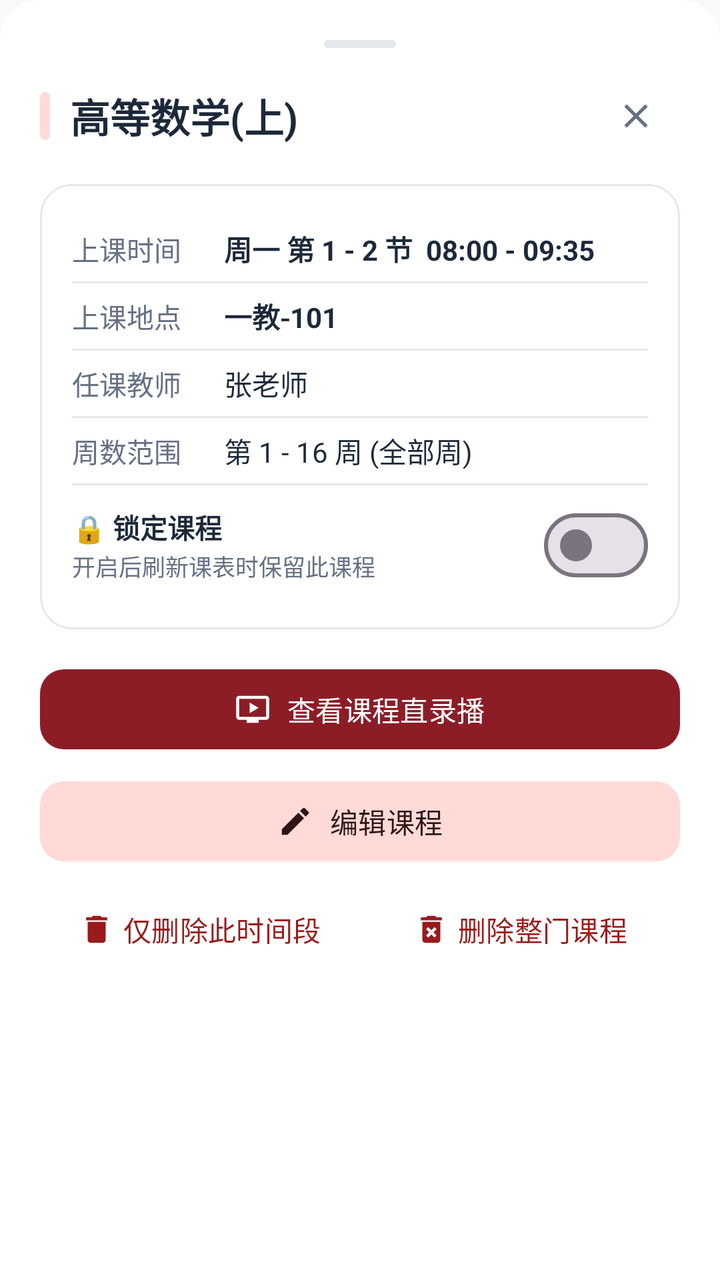
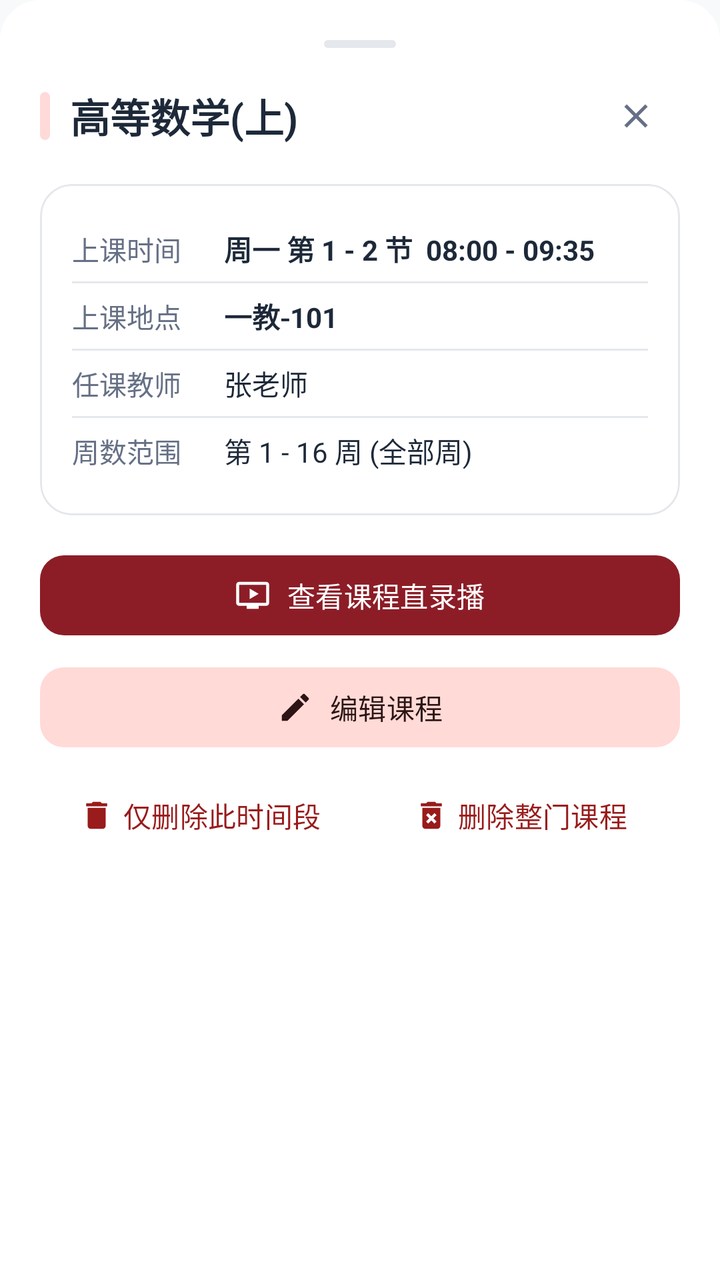

Before-and-after screenshots of an Android layout around one commit, followed by the original layout XML and the change that was made.
<!-- AndroidManifest.xml: application theme Theme.UsstJwgl -->
<!-- res/layout/dialog_course_detail_wakeup.xml -->
<?xml version="1.0" encoding="utf-8"?>
<LinearLayout xmlns:android="http://schemas.android.com/apk/res/android"
    xmlns:app="http://schemas.android.com/apk/res-auto"
    android:layout_width="match_parent"
    android:layout_height="wrap_content"
    android:orientation="vertical"
    android:background="@drawable/bottom_sheet_bg"
    android:padding="20dp">

    
    <View
        android:layout_width="36dp"
        android:layout_height="4dp"
        android:layout_gravity="center_horizontal"
        android:layout_marginBottom="16dp"
        android:background="@drawable/drag_handle" />

    
    <LinearLayout
        android:layout_width="match_parent"
        android:layout_height="wrap_content"
        android:orientation="horizontal"
        android:gravity="center_vertical">

        <View
            android:id="@+id/viewCourseColor"
            android:layout_width="5dp"
            android:layout_height="24dp"
            android:layout_marginEnd="10dp"
            android:background="@drawable/badge_bg" />

        <TextView
            android:id="@+id/tvCourseTitle"
            android:layout_width="0dp"
            android:layout_height="wrap_content"
            android:layout_weight="1"
            android:text="高等数学(上)"
            android:textColor="@color/text_primary"
            android:textSize="20sp"
            android:textStyle="bold" />

        <com.google.android.material.button.MaterialButton
            android:id="@+id/btnClose"
            style="@style/Widget.Material3.Button.IconButton"
            android:layout_width="36dp"
            android:layout_height="36dp"
            android:padding="0dp"
            app:icon="@drawable/ic_close"
            app:iconTint="@color/text_secondary" />
    </LinearLayout>

    
    <com.google.android.material.card.MaterialCardView
        android:layout_width="match_parent"
        android:layout_height="wrap_content"
        android:layout_marginTop="16dp"
        app:cardBackgroundColor="@color/surface"
        app:cardCornerRadius="16dp"
        app:cardElevation="0dp"
        app:strokeColor="@color/border"
        app:strokeWidth="1dp">

        <LinearLayout
            android:layout_width="match_parent"
            android:layout_height="wrap_content"
            android:orientation="vertical"
            android:padding="16dp">

            
            <LinearLayout
                android:layout_width="match_parent"
                android:layout_height="wrap_content"
                android:gravity="center_vertical"
                android:orientation="horizontal"
                android:paddingVertical="6dp">

                <TextView
                    android:layout_width="76dp"
                    android:layout_height="wrap_content"
                    android:text="上课时间"
                    android:textColor="@color/text_secondary"
                    android:textSize="13.5sp" />

                <TextView
                    android:id="@+id/tvDetailTime"
                    android:layout_width="0dp"
                    android:layout_height="wrap_content"
                    android:layout_weight="1"
                    android:text="周一 第 1 - 2 节  08:00 - 09:35"
                    android:textColor="@color/text_primary"
                    android:textSize="14sp"
                    android:textStyle="bold" />
            </LinearLayout>

            <View
                android:layout_width="match_parent"
                android:layout_height="1dp"
                android:background="@color/border" />

            
            <LinearLayout
                android:layout_width="match_parent"
                android:layout_height="wrap_content"
                android:gravity="center_vertical"
                android:orientation="horizontal"
                android:paddingVertical="6dp">

                <TextView
                    android:layout_width="76dp"
                    android:layout_height="wrap_content"
                    android:text="上课地点"
                    android:textColor="@color/text_secondary"
                    android:textSize="13.5sp" />

                <TextView
                    android:id="@+id/tvDetailRoom"
                    android:layout_width="0dp"
                    android:layout_height="wrap_content"
                    android:layout_weight="1"
                    android:text="一教-101"
                    android:textColor="@color/text_primary"
                    android:textSize="14sp"
                    android:textStyle="bold" />
            </LinearLayout>

            <View
                android:layout_width="match_parent"
                android:layout_height="1dp"
                android:background="@color/border" />

            
            <LinearLayout
                android:layout_width="match_parent"
                android:layout_height="wrap_content"
                android:gravity="center_vertical"
                android:orientation="horizontal"
                android:paddingVertical="6dp">

                <TextView
                    android:layout_width="76dp"
                    android:layout_height="wrap_content"
                    android:text="任课教师"
                    android:textColor="@color/text_secondary"
                    android:textSize="13.5sp" />

                <TextView
                    android:id="@+id/tvDetailTeacher"
                    android:layout_width="0dp"
                    android:layout_height="wrap_content"
                    android:layout_weight="1"
                    android:text="张老师"
                    android:textColor="@color/text_primary"
                    android:textSize="14sp" />
            </LinearLayout>

            <View
                android:layout_width="match_parent"
                android:layout_height="1dp"
                android:background="@color/border" />

            
            <LinearLayout
                android:layout_width="match_parent"
                android:layout_height="wrap_content"
                android:gravity="center_vertical"
                android:orientation="horizontal"
                android:paddingVertical="6dp">

                <TextView
                    android:layout_width="76dp"
                    android:layout_height="wrap_content"
                    android:text="周数范围"
                    android:textColor="@color/text_secondary"
                    android:textSize="13.5sp" />

                <TextView
                    android:id="@+id/tvDetailWeeks"
                    android:layout_width="0dp"
                    android:layout_height="wrap_content"
                    android:layout_weight="1"
                    android:text="第 1 - 16 周 (全部周)"
                    android:textColor="@color/text_primary"
                    android:textSize="14sp" />
            </LinearLayout>

            <View
                android:layout_width="match_parent"
                android:layout_height="1dp"
                android:background="@color/border" />

            
            <LinearLayout
                android:id="@+id/rowDetailLock"
                android:layout_width="match_parent"
                android:layout_height="wrap_content"
                android:gravity="center_vertical"
                android:orientation="horizontal"
                android:paddingTop="6dp"
                android:paddingBottom="2dp">

                <LinearLayout
                    android:layout_width="0dp"
                    android:layout_height="wrap_content"
                    android:layout_weight="1"
                    android:orientation="vertical">

                    <TextView
                        android:id="@+id/tvDetailLockTitle"
                        android:layout_width="wrap_content"
                        android:layout_height="wrap_content"
                        android:text="🔒 锁定课程"
                        android:textColor="@color/text_primary"
                        android:textSize="13.5sp"
                        android:textStyle="bold" />

                    <TextView
                        android:id="@+id/tvDetailLockDesc"
                        android:layout_width="wrap_content"
                        android:layout_height="wrap_content"
                        android:layout_marginTop="1dp"
                        android:text="开启后刷新课表时保留此课程"
                        android:textColor="@color/text_secondary"
                        android:textSize="11.5sp" />
                </LinearLayout>

                <com.google.android.material.materialswitch.MaterialSwitch
                    android:id="@+id/switchDetailLock"
                    android:layout_width="wrap_content"
                    android:layout_height="wrap_content" />
            </LinearLayout>

        </LinearLayout>
    </com.google.android.material.card.MaterialCardView>

    
    <com.google.android.material.card.MaterialCardView
        android:id="@+id/cardTronClassLink"
        android:layout_width="match_parent"
        android:layout_height="wrap_content"
        android:layout_marginTop="12dp"
        android:visibility="gone"
        app:cardBackgroundColor="@color/surface"
        app:cardCornerRadius="16dp"
        app:cardElevation="0dp"
        app:strokeColor="@color/border"
        app:strokeWidth="1dp">

        <LinearLayout
            android:layout_width="match_parent"
            android:layout_height="wrap_content"
            android:orientation="horizontal"
            android:gravity="center_vertical"
            android:paddingHorizontal="16dp"
            android:paddingVertical="12dp">

            <ImageView
                android:layout_width="24dp"
                android:layout_height="24dp"
                android:src="@drawable/ic_school"
                app:tint="@color/primary" />

            <LinearLayout
                android:layout_width="0dp"
                android:layout_height="wrap_content"
                android:layout_weight="1"
                android:layout_marginStart="12dp"
                android:layout_marginEnd="8dp"
                android:orientation="vertical">

                <TextView
                    android:id="@+id/tvTronClassLinkTitle"
                    android:layout_width="match_parent"
                    android:layout_height="wrap_content"
                    android:ellipsize="end"
                    android:maxLines="1"
                    android:text="进入一网畅学"
                    android:textColor="@color/text_primary"
                    android:textSize="14sp"
                    android:textStyle="bold" />

                <TextView
                    android:id="@+id/tvTronClassLinkSub"
                    android:layout_width="match_parent"
                    android:layout_height="wrap_content"
                    android:layout_marginTop="2dp"
                    android:ellipsize="end"
                    android:maxLines="1"
                    android:text="当前暂无待办事项"
                    android:textColor="@color/text_secondary"
                    android:textSize="12sp" />
            </LinearLayout>

            <ImageView
                android:layout_width="16dp"
                android:layout_height="16dp"
                android:src="@drawable/ic_chevron_right"
                app:tint="@color/text_secondary" />
        </LinearLayout>
    </com.google.android.material.card.MaterialCardView>

    
    <LinearLayout
        android:layout_width="match_parent"
        android:layout_height="wrap_content"
        android:layout_marginTop="16dp"
        android:orientation="vertical">

        <com.google.android.material.button.MaterialButton
            android:id="@+id/btnOpenCourseLive"
            android:layout_width="match_parent"
            android:layout_height="48dp"
            android:text="查看课程直录播"
            app:cornerRadius="12dp"
            app:icon="@drawable/ic_live_video"
            app:iconGravity="textStart" />

        <com.google.android.material.button.MaterialButton
            android:id="@+id/btnEditCourse"
            style="@style/Widget.Material3.Button.TonalButton"
            android:layout_width="match_parent"
            android:layout_height="48dp"
            android:layout_marginTop="8dp"
            android:text="编辑课程"
            app:cornerRadius="12dp"
            app:icon="@drawable/ic_edit"
            app:iconGravity="textStart" />

        <LinearLayout
            android:layout_width="match_parent"
            android:layout_height="wrap_content"
            android:layout_marginTop="8dp"
            android:orientation="horizontal">

            <com.google.android.material.button.MaterialButton
                android:id="@+id/btnDeleteSlot"
                style="@style/Widget.Material3.Button.TextButton"
                android:layout_width="0dp"
                android:layout_height="44dp"
                android:layout_weight="1"
                android:text="仅删除此时间段"
                android:textColor="@color/grade_red_text"
                app:icon="@drawable/ic_delete"
                app:iconTint="@color/grade_red_text"
                app:iconGravity="textStart" />

            <com.google.android.material.button.MaterialButton
                android:id="@+id/btnDeleteCourse"
                style="@style/Widget.Material3.Button.TextButton"
                android:layout_width="0dp"
                android:layout_height="44dp"
                android:layout_weight="1"
                android:text="删除整门课程"
                android:textColor="@color/grade_red_text"
                app:icon="@drawable/ic_delete_forever"
                app:iconTint="@color/grade_red_text"
                app:iconGravity="textStart" />
        </LinearLayout>

    </LinearLayout>

</LinearLayout>
<!-- resources referenced by this layout -->
<resources>
  <color name="border">#E4E7EC</color>
  <color name="grade_red_text">#991B1B</color>
  <color name="primary">#8C1D27</color>
  <color name="surface">#FFFFFF</color>
  <color name="text_primary">#1D2939</color>
  <color name="text_secondary">#667085</color>
  <!-- drawable badge_bg (drawable) -->
  <?xml version="1.0" encoding="utf-8"?>
  <shape xmlns:android="http://schemas.android.com/apk/res/android"
      android:shape="rectangle">
      <corners android:radius="12dp" />
      <solid android:color="@color/badge_bg" />
  </shape>
  <!-- drawable bottom_sheet_bg (drawable) -->
  <?xml version="1.0" encoding="utf-8"?>
  <shape xmlns:android="http://schemas.android.com/apk/res/android"
      android:shape="rectangle">
      <solid android:color="@color/surface" />
      <corners
          android:topLeftRadius="20dp"
          android:topRightRadius="20dp"
          android:bottomLeftRadius="0dp"
          android:bottomRightRadius="0dp" />
  </shape>
  <!-- drawable drag_handle (drawable) -->
  <?xml version="1.0" encoding="utf-8"?>
  <shape xmlns:android="http://schemas.android.com/apk/res/android">
      <solid android:color="@color/border" />
      <corners android:radius="2dp" />
  </shape>
  <!-- drawable ic_close (drawable) -->
  <vector xmlns:android="http://schemas.android.com/apk/res/android"
      android:width="24dp"
      android:height="24dp"
      android:viewportWidth="24"
      android:viewportHeight="24">
    <path
        android:fillColor="@color/text_primary"
        android:pathData="M19,6.41L17.59,5 12,10.59 6.41,5 5,6.41 10.59,12 5,17.59 6.41,19 12,13.41 17.59,19 19,17.59 13.41,12z"/>
  </vector>
  <!-- drawable ic_delete (drawable) -->
  <vector xmlns:android="http://schemas.android.com/apk/res/android"
      android:width="24dp"
      android:height="24dp"
      android:viewportWidth="24"
      android:viewportHeight="24">
    <path
        android:fillColor="@color/text_primary"
        android:pathData="M6,19c0,1.1 0.9,2 2,2h8c1.1,0 2,-0.9 2,-2V7H6v12zM19,4h-3.5l-1,-1h-5l-1,1H5v2h14V4z"/>
  </vector>
  <!-- drawable ic_edit (drawable) -->
  <vector xmlns:android="http://schemas.android.com/apk/res/android"
      android:width="24dp"
      android:height="24dp"
      android:viewportWidth="24"
      android:viewportHeight="24">
    <path
        android:fillColor="@color/text_primary"
        android:pathData="M3,17.25V21h3.75L17.81,9.94l-3.75,-3.75L3,17.25zM20.71,7.04c0.39,-0.39 0.39,-1.02 0,-1.41l-2.34,-2.34c-0.39,-0.39 -1.02,-0.39 -1.41,0l-1.83,1.83 3.75,3.75 1.83,-1.83z"/>
  </vector>
  <!-- drawable ic_live_video (drawable) -->
  <vector xmlns:android="http://schemas.android.com/apk/res/android"
      android:width="24dp"
      android:height="24dp"
      android:viewportWidth="24"
      android:viewportHeight="24">
      <path
          android:fillColor="#FF8C1D27"
          android:pathData="M21,3H3c-1.1,0 -2,0.9 -2,2v12c0,1.1 0.9,2 2,2h5v2h8v-2h5c1.1,0 2,-0.9 2,-2V5c0,-1.1 -0.9,-2 -2,-2zM21,17H3V5h18v12zM10,7.5v7l6,-3.5l-6,-3.5z" />
  </vector>
  <!-- drawable ic_school (drawable) -->
  <vector xmlns:android="http://schemas.android.com/apk/res/android"
      android:width="24dp"
      android:height="24dp"
      android:viewportWidth="24"
      android:viewportHeight="24">
    <path
        android:fillColor="@color/text_primary"
        android:pathData="M5,13.18v4L12,21l7,-3.82v-4L12,17l-7,-3.82zM12,3L1,9l11,6 9,-4.91V17h2V9L12,3z"/>
  </vector>
  <color name="badge_bg">#FFDAD8</color>
  <color name="on_primary">#FFFFFF</color>
  <color name="primary_container">#FFDAD8</color>
  <color name="on_primary_container">#3B080E</color>
  <color name="secondary">#775654</color>
  <color name="secondary_container">#FFDAD7</color>
  <color name="on_secondary_container">#2C1514</color>
  <color name="background">#F8F9FA</color>
  <!-- unchanged entries left out for length: 3 -->
</resources>

<!-- the commit's change to res/layout/dialog_course_detail_wakeup.xml (unified diff, before → after) -->
@@ -38,6 +38,20 @@
             android:textColor="@color/text_primary"
             android:textSize="20sp"
             android:textStyle="bold" />
+
+        <TextView
+            android:id="@+id/tvDetailExamType"
+            android:layout_width="wrap_content"
+            android:layout_height="wrap_content"
+            android:layout_marginStart="8dp"
+            android:layout_marginEnd="4dp"
+            android:paddingHorizontal="8dp"
+            android:paddingVertical="3dp"
+            android:text="考试"
+            android:textColor="@color/badge_text"
+            android:textSize="11.5sp"
+            android:textStyle="bold"
+            android:visibility="gone" />
 
         <com.google.android.material.button.MaterialButton
             android:id="@+id/btnClose"
@@ -184,49 +198,40 @@
             </LinearLayout>
 
             <View
+                android:id="@+id/dividerDetailClassCode"
                 android:layout_width="match_parent"
                 android:layout_height="1dp"
-                android:background="@color/border" />
-
-            
-            <LinearLayout
-                android:id="@+id/rowDetailLock"
-                android:layout_width="match_parent"
-                android:layout_height="wrap_content"
-                android:gravity="center_vertical"
-                android:orientation="horizontal"
-                android:paddingTop="6dp"
-                android:paddingBottom="2dp">
-
-                <LinearLayout
-                    android:layout_width="0dp"
-                    android:layout_height="wrap_content"
-                    android:layout_weight="1"
-                    android:orientation="vertical">
-
-                    <TextView
-                        android:id="@+id/tvDetailLockTitle"
-                        android:layout_width="wrap_content"
-                        android:layout_height="wrap_content"
-                        android:text="🔒 锁定课程"
-                        android:textColor="@color/text_primary"
-                        android:textSize="13.5sp"
-                        android:textStyle="bold" />
-
-                    <TextView
-                        android:id="@+id/tvDetailLockDesc"
-                        android:layout_width="wrap_content"
-                        android:layout_height="wrap_content"
-                        android:layout_marginTop="1dp"
-                        android:text="开启后刷新课表时保留此课程"
-                        android:textColor="@color/text_secondary"
-                        android:textSize="11.5sp" />
-                </LinearLayout>
-
-                <com.google.android.material.materialswitch.MaterialSwitch
-                    android:id="@+id/switchDetailLock"
-                    android:layout_width="wrap_content"
-                    android:layout_height="wrap_content" />
+                android:background="@color/border"
+                android:visibility="gone" />
+
+            
+            <LinearLayout
+                android:id="@+id/rowDetailClassCode"
+                android:layout_width="match_parent"
+                android:layout_height="wrap_content"
+                android:background="?attr/selectableItemBackground"
+                android:gravity="center_vertical"
+                android:orientation="horizontal"
+                android:paddingVertical="6dp"
+                android:visibility="gone">
+
+                <TextView
+                    android:layout_width="76dp"
+                    android:layout_height="wrap_content"
+                    android:text="班级号"
+                    android:textColor="@color/text_secondary"
+                    android:textSize="13.5sp" />
+
+                <TextView
+                    android:id="@+id/tvDetailClassCode"
+                    android:layout_width="0dp"
+                    android:layout_height="wrap_content"
+                    android:layout_weight="1"
+                    android:ellipsize="end"
+                    android:maxLines="2"
+                    android:text="(2026-2027-1)-12003550-01"
+                    android:textColor="@color/text_primary"
+                    android:textSize="13.5sp" />
             </LinearLayout>
 
         </LinearLayout>
<!-- resource entries referenced after the edit -->
@@ -1,5 +1,6 @@
 <!-- resources referenced by this layout -->
 <resources>
+  <color name="badge_text">#8C1D27</color>
   <color name="border">#E4E7EC</color>
   <color name="grade_red_text">#991B1B</color>
   <color name="primary">#8C1D27</color>
